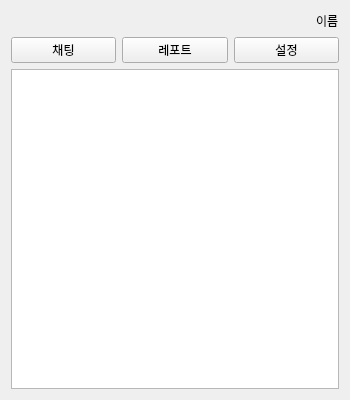
Qt form TA/widget.ui (gnu-swta/Report_pro) before a commit.
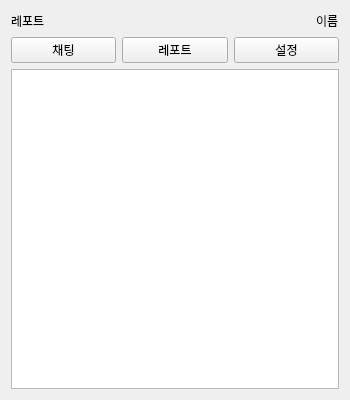
The same form after that commit.

```diff
--- a/TA/widget.ui
+++ b/TA/widget.ui
@@ -16,6 +16,13 @@
   <layout class="QVBoxLayout" name="verticalLayout">
    <item>
     <layout class="QHBoxLayout" name="user_info">
+     <item>
+      <widget class="QLabel" name="label">
+       <property name="text">
+        <string>레포트</string>
+       </property>
+      </widget>
+     </item>
      <item>
       <spacer name="horizontalSpacer">
        <property name="orientation">
```
